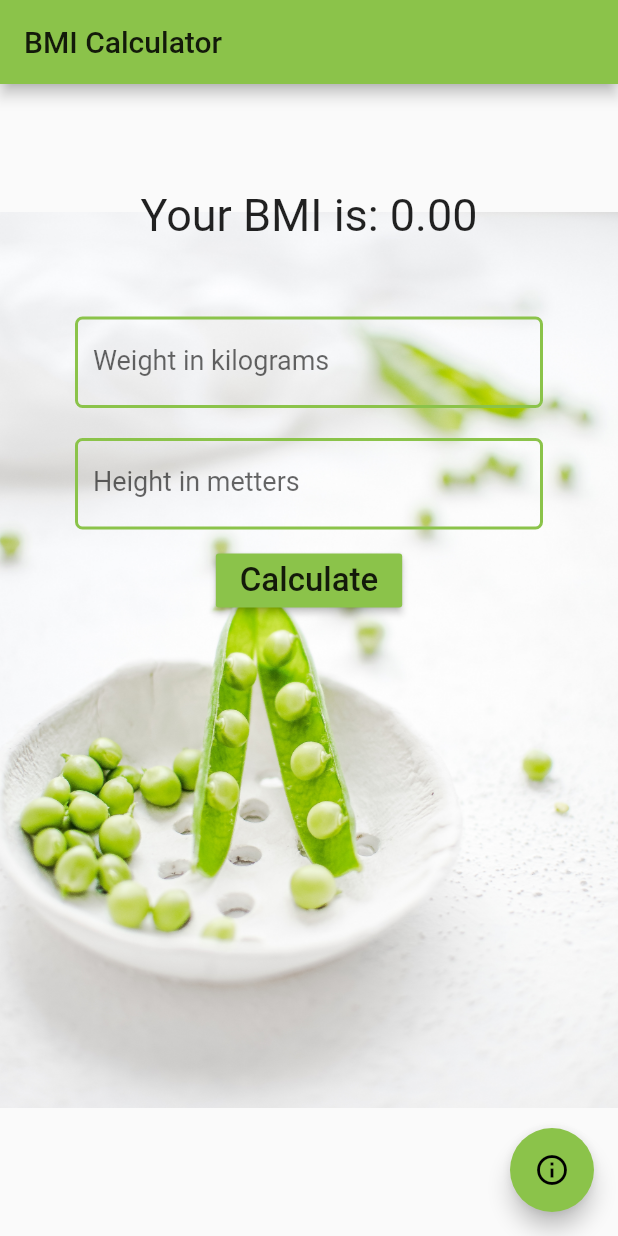
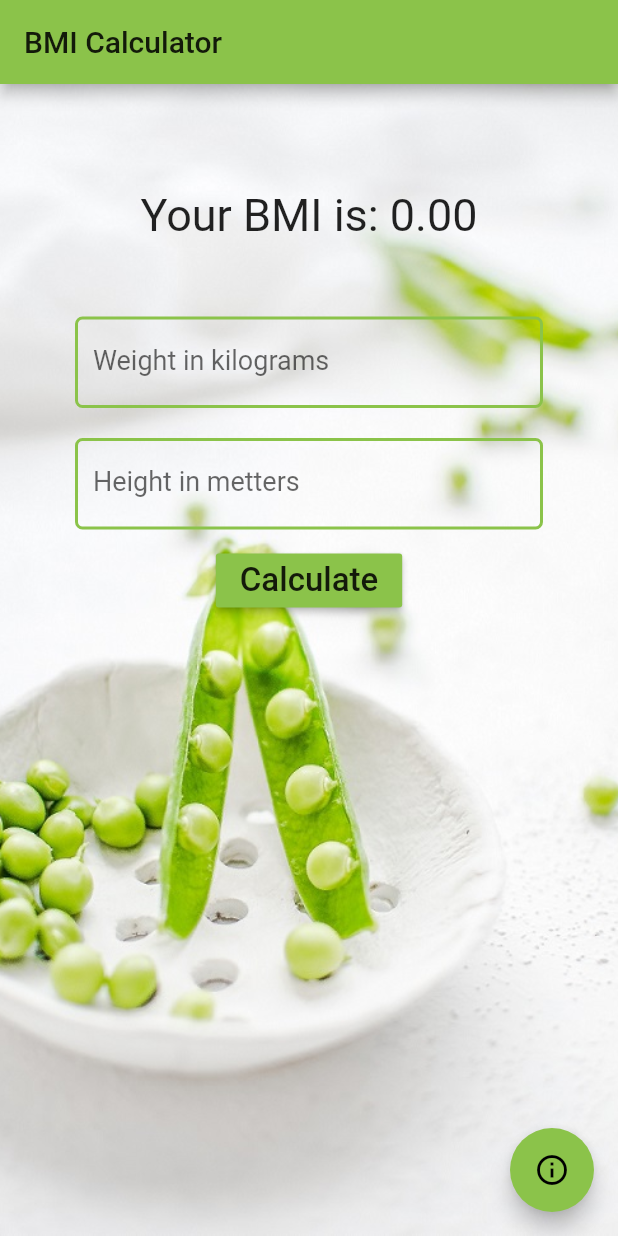
Before and after one commit to MadTiger2409/BMI-Flutter-App, a Flutter app: the screen it shows after launch, on a phone screen of 412 x 824 dp. Run offline on Flutter 3.47's test engine with Material 2 defaults, Android fonts, the phone set to English and light mode, and no system bars.

```diff
--- a/flutter_app/lib/pages/home/myHomePageState.dart
+++ b/flutter_app/lib/pages/home/myHomePageState.dart
@@ -46,8 +46,8 @@ class MyHomePageState extends State<MyHomePage> {
           body: Container(
             decoration: BoxDecoration(
               image: DecorationImage(
-                image: AssetImage('assets/images/background.jpg'),
-                fit: BoxFit.contain,
+                image: ExactAssetImage('assets/images/background.jpg'),
+                fit: BoxFit.cover,
               ),
             ),
             padding: EdgeInsets.all(50.0),
```
Also changed, not shown: flutter_app/assets/images/background.jpg.
